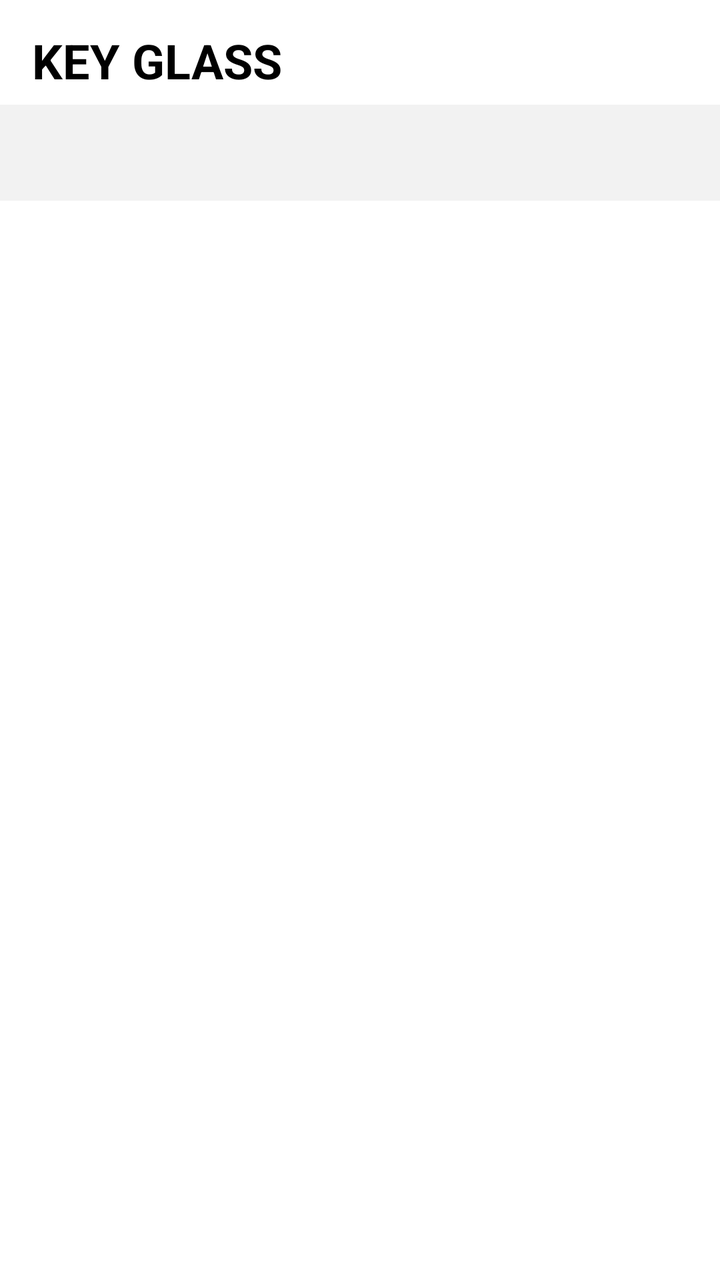
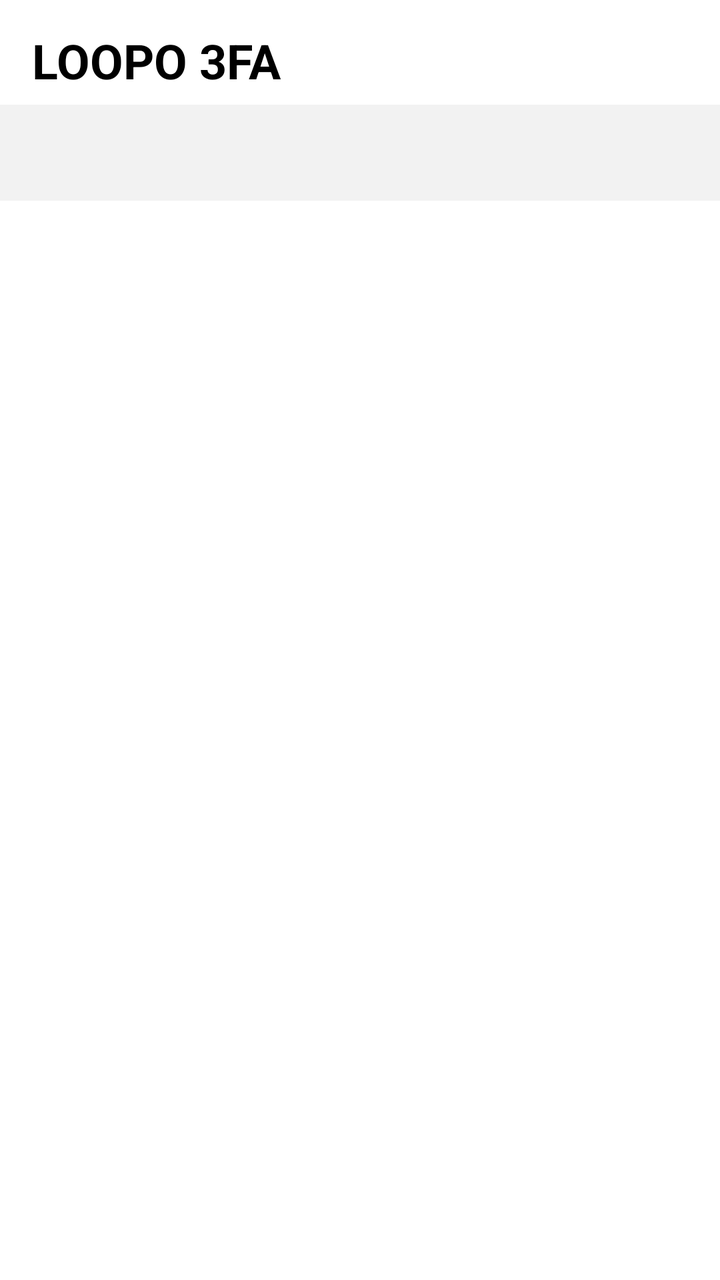

Screens rendered from an Android XML layout before and after an edit, with the pre-edit source and the edit as a unified diff.
<!-- AndroidManifest.xml: application theme Theme.KeyGlass -->
<!-- res/layout/activity_main.xml -->
<?xml version="1.0" encoding="utf-8"?>
<LinearLayout xmlns:android="http://schemas.android.com/apk/res/android"
    xmlns:app="http://schemas.android.com/apk/res-auto"
    android:layout_width="match_parent"
    android:layout_height="match_parent"
    android:orientation="vertical"
    android:background="@color/white"
    android:fitsSystemWindows="true">

    <TextView
        android:layout_width="wrap_content"
        android:layout_height="wrap_content"
        android:layout_marginStart="16dp"
        android:layout_marginTop="14dp"
        android:layout_marginBottom="6dp"
        android:text="@string/app_name"
        android:textColor="@color/black"
        android:textSize="24sp"
        android:textStyle="bold" />

    <com.google.android.material.tabs.TabLayout
        android:id="@+id/tabs"
        android:layout_width="match_parent"
        android:layout_height="wrap_content"
        android:background="@color/grey_light"
        app:tabTextColor="@color/grey_text"
        app:tabSelectedTextColor="@color/black"
        app:tabIndicatorColor="@color/green"
        app:tabIndicatorHeight="3dp"
        app:tabMode="fixed" />

    <androidx.viewpager2.widget.ViewPager2
        android:id="@+id/pager"
        android:layout_width="match_parent"
        android:layout_height="0dp"
        android:layout_weight="1" />

</LinearLayout>
<!-- resources referenced by this layout -->
<resources>
  <color name="black">#FF000000</color>
  <color name="green">#FF2E9E4F</color>
  <color name="grey_light">#FFF2F2F2</color>
  <color name="grey_text">#FF666666</color>
  <color name="white">#FFFFFFFF</color>
  <string name="app_name">KEY GLASS</string>
  <style name="Theme.KeyGlass" parent="Theme.Material3.Light.NoActionBar">
          <item name="colorPrimary">@color/green</item>
          <item name="colorPrimaryDark">@color/green_dark</item>
          <item name="colorAccent">@color/green</item>
          <item name="android:windowBackground">@color/white</item>
          <item name="android:statusBarColor" tools:targetApi="l">@color/white</item>
          <item name="android:windowLightStatusBar" tools:targetApi="m">true</item>
      </style>
  <color name="green_dark">#FF23803F</color>
</resources>

<!-- the commit's change to res/layout/activity_main.xml (unified diff, before → after) -->
@@ -13,7 +13,7 @@
         android:layout_marginStart="16dp"
         android:layout_marginTop="14dp"
         android:layout_marginBottom="6dp"
-        android:text="@string/app_name"
+        android:text="@string/app_title"
         android:textColor="@color/black"
         android:textSize="24sp"
         android:textStyle="bold" />
@@ -24,8 +24,8 @@
         android:layout_height="wrap_content"
         android:background="@color/grey_light"
         app:tabTextColor="@color/grey_text"
-        app:tabSelectedTextColor="@color/black"
-        app:tabIndicatorColor="@color/green"
+        app:tabSelectedTextColor="@color/blue"
+        app:tabIndicatorColor="@color/blue"
         app:tabIndicatorHeight="3dp"
         app:tabMode="fixed" />
 
<!-- resource entries referenced after the edit -->
@@ -1,19 +1,19 @@
 <!-- resources referenced by this layout -->
 <resources>
   <color name="black">#FF000000</color>
-  <color name="green">#FF2E9E4F</color>
+  <color name="blue">#FF4472C4</color>
   <color name="grey_light">#FFF2F2F2</color>
   <color name="grey_text">#FF666666</color>
   <color name="white">#FFFFFFFF</color>
-  <string name="app_name">KEY GLASS</string>
+  <string name="app_title">LOOPO 3FA</string>
   <style name="Theme.KeyGlass" parent="Theme.Material3.Light.NoActionBar">
-          <item name="colorPrimary">@color/green</item>
-          <item name="colorPrimaryDark">@color/green_dark</item>
-          <item name="colorAccent">@color/green</item>
+          <item name="colorPrimary">@color/blue</item>
+          <item name="colorPrimaryDark">@color/blue_dark</item>
+          <item name="colorAccent">@color/blue</item>
           <item name="android:windowBackground">@color/white</item>
           <item name="android:statusBarColor" tools:targetApi="l">@color/white</item>
           <item name="android:windowLightStatusBar" tools:targetApi="m">true</item>
       </style>
-  <color name="green_dark">#FF23803F</color>
+  <color name="blue_dark">#FF2B5FBC</color>
 </resources>
 
